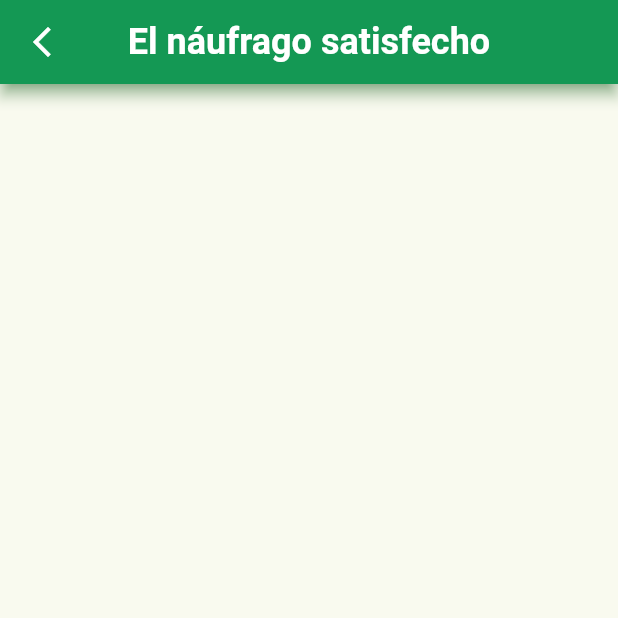
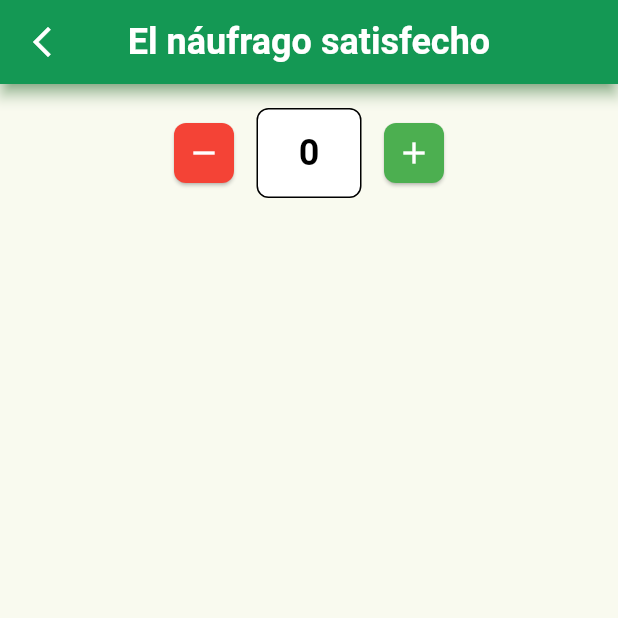
Before and after one commit to vieerr/saint-roche-atomic-design, a Flutter app: the HamburgerScreen screen opened by its route, on a phone screen of 412 x 824 dp, the top half of it. Run offline on Flutter 3.47's test engine with Material 3 defaults, Android fonts, the phone set to English and light mode, and no system bars.

Commit message:
feat(hamburger): 🎸 add counter widget

```diff
--- a/lib/hamburger/view/ham_screen.dart
+++ b/lib/hamburger/view/ham_screen.dart
@@ -1,4 +1,5 @@
 import 'package:flutter/material.dart';
+import 'package:saint_roche_atomic_design/hamburger/widgets/counter.dart';
 import '../../commons/widgets/ultra_app_bar.dart';
 
 class HamburgerScreen extends StatefulWidget {
@@ -17,7 +18,7 @@ class _HamburgerScreenState extends State<HamburgerScreen> {
         padding: EdgeInsets.all(16),
         child: Column(
           children: [
-
+            Counter(),
             SizedBox(height: 12,),
           ],
         ),
--- /dev/null
+++ b/lib/hamburger/widgets/counter.dart
@@ -0,0 +1,75 @@
+import 'package:flutter/material.dart';
+import 'package:saint_roche_atomic_design/hamburger/widgets/counter_button.dart';
+
+class Counter extends StatefulWidget {
+  const Counter({super.key});
+
+  @override
+  State<Counter> createState() => _CounterState();
+}
+
+class _CounterState extends State<Counter> {
+  int count = 0;
+
+  void _incrementCount() {
+    setState(() {
+      count++;
+    });
+  }
+
+  void _decrementCount() {
+    setState(() {
+      if (count > 0) {
+        count--;
+      }
+    });
+  }
+
+  @override
+  Widget build(BuildContext context) {
+    return Row(
+      mainAxisAlignment: MainAxisAlignment.center,
+      crossAxisAlignment: CrossAxisAlignment.center,
+      children: [
+        CounterButton(
+            onClick: _decrementCount,
+            buttonColor: Colors.red,
+            icon: Icons.remove,
+        ),
+
+        SizedBox(width: 15),
+
+        Container(
+          width: 70,
+          height: 60,
+          decoration: BoxDecoration(
+            color: Colors.white,
+            border: Border.all(
+              color: Colors.black,
+              width: 1.0,
+            ),
+            borderRadius: BorderRadius.circular(8),
+          ),
+          child: Center(
+            child: Text(
+              '$count',
+              style: const TextStyle(
+                fontSize: 24,
+                fontWeight: FontWeight.bold,
+                color: Colors.black,
+              ),
+            ),
+          ),
+        ),
+
+        SizedBox(width: 15),
+
+        CounterButton(
+          onClick: _incrementCount,
+          buttonColor: Colors.green,
+          icon: Icons.add,
+        ),
+      ],
+    );
+  }
+}
--- /dev/null
+++ b/lib/hamburger/widgets/counter_button.dart
@@ -0,0 +1,37 @@
+import 'package:flutter/material.dart';
+
+class CounterButton extends StatelessWidget {
+  final VoidCallback onClick;
+  final Color buttonColor;
+  final IconData icon;
+
+  const CounterButton({
+    super.key,
+    required this.onClick,
+    required this.buttonColor,
+    required this.icon,
+  });
+
+  @override
+  Widget build(BuildContext context) {
+    return SizedBox(
+      width: 40,
+      height: 40,
+      child: ElevatedButton(
+        onPressed: onClick,
+        style: ElevatedButton.styleFrom(
+          backgroundColor: buttonColor,
+          foregroundColor: Colors.white,
+          padding: EdgeInsets.zero,
+          shape: RoundedRectangleBorder(
+            borderRadius: BorderRadius.circular(8),
+          ),
+        ),
+        child: Icon(
+          icon,
+          size: 24,
+        ),
+      ),
+    );
+  }
+}
```
